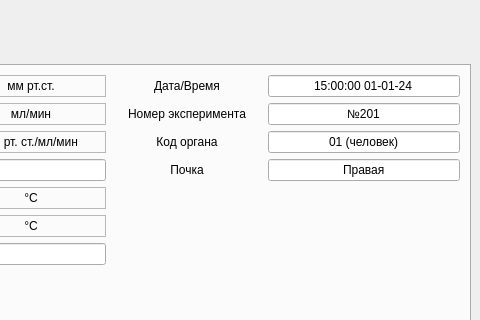
Above: mainwindow.ui from walrusfriend/Kidney-Monitor-Qt before the change; both pictures show x 334 to 814 and y 0 to 320 of the 814 by 600 pixel window. Below: the same form after it.
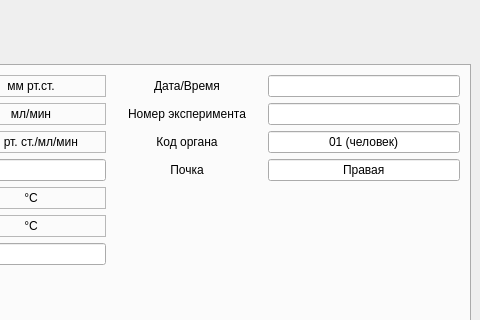
That is the form after the change. The open tabs and pages were chosen to show the change.

```diff
--- a/mainwindow.ui
+++ b/mainwindow.ui
@@ -815,7 +815,7 @@
                  </size>
                 </property>
                 <property name="text">
-                 <string>15:00:00 01-01-24</string>
+                 <string/>
                 </property>
                 <property name="alignment">
                  <set>Qt::AlignCenter</set>
@@ -848,7 +848,7 @@
               <item>
                <widget class="QLineEdit" name="le_experiment_number_param">
                 <property name="text">
-                 <string>№201</string>
+                 <string/>
                 </property>
                 <property name="alignment">
                  <set>Qt::AlignCenter</set>
```
Left out of the diff: 112 changed lines with no effect on the pictures.
